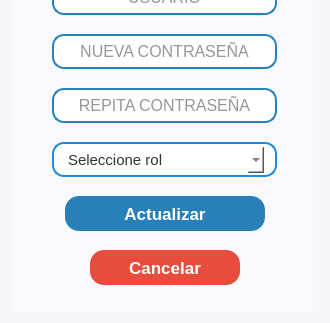
Old version of the form resources/ui/actualizar_user.ui in the repository Proyecto-Uptjaa/Proyecto_SIRA; both pictures show x 0 to 330 and y 147 to 470 of the 330 by 470 pixel window.
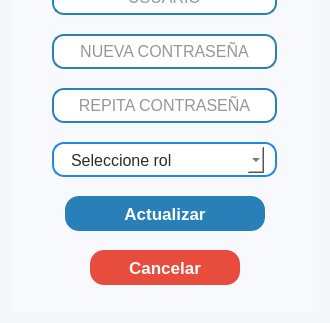
New version of the form. Icons and pictures are not drawn.

Commit message:
Mejores stylesheets en calend y combobox
- Se mejoro el diseño visual de calendarios desplegables y de listado
  desplegable de combobox.
- Nuevos iconos agregados

The edit to the form file:
```diff
--- a/resources/ui/actualizar_user.ui
+++ b/resources/ui/actualizar_user.ui
@@ -294,11 +294,54 @@
          <property name="font">
           <font>
            <family>Segoe UI</family>
-           <pointsize>11</pointsize>
+           <pointsize>12</pointsize>
           </font>
          </property>
          <property name="styleSheet">
-          <string notr="true"/>
+          <string notr="true">QComboBox {
+			combobox-popup: 0;
+            border-radius: 10px;
+            padding: 2px 8px;
+            background-color: white;
+            color: #2d2d2d;
+   
+        }
+        QComboBox:hover {
+            border-color: #0D47A1;
+        }
+        
+        QComboBox QAbstractItemView {
+            background-color: white;
+            border: 1.5px solid #2980b9;
+            border-radius: 8px;
+            color: #2d2d2d;
+            outline: none;
+            padding: 4px 0px;
+        }
+        QComboBox QAbstractItemView::item {
+            min-height: 20px;
+            padding: 3px 5px;
+        }
+        QComboBox QAbstractItemView::item:selected {
+            background-color: #2980b9;
+            color: white;
+        }
+        QComboBox QAbstractItemView QScrollBar:vertical {
+            border: none;
+            background: #f0f7ff;
+            width: 7px;
+            border-radius: 3px;
+            margin: 4px 2px;
+        }
+        QComboBox QAbstractItemView QScrollBar::handle:vertical {
+            background: #2980b9;
+            border-radius: 3px;
+            min-height: 20px;
+        }
+        QComboBox QAbstractItemView QScrollBar::add-line:vertical,
+        QComboBox QAbstractItemView QScrollBar::sub-line:vertical {
+            height: 0px;
+        }</string>
          </property>
          <property name="iconSize">
           <size>
```
The commit also changes 32 other files.
